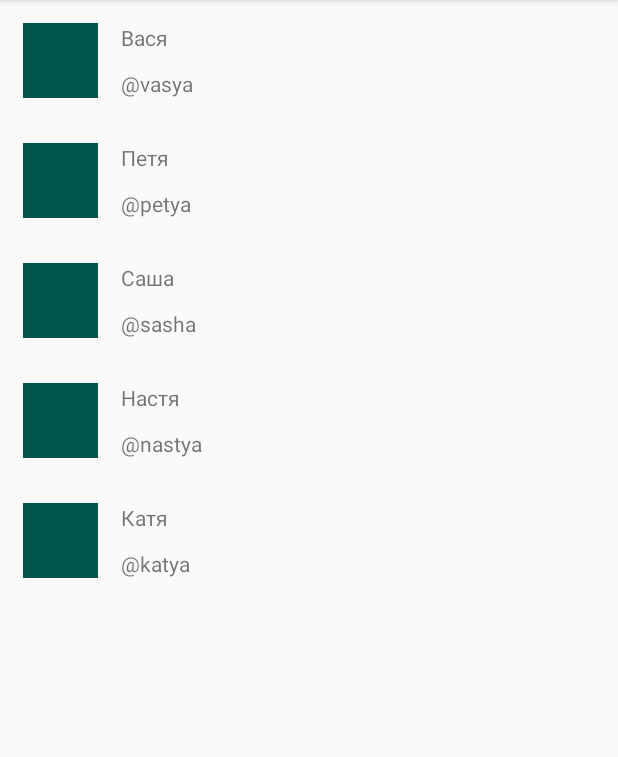
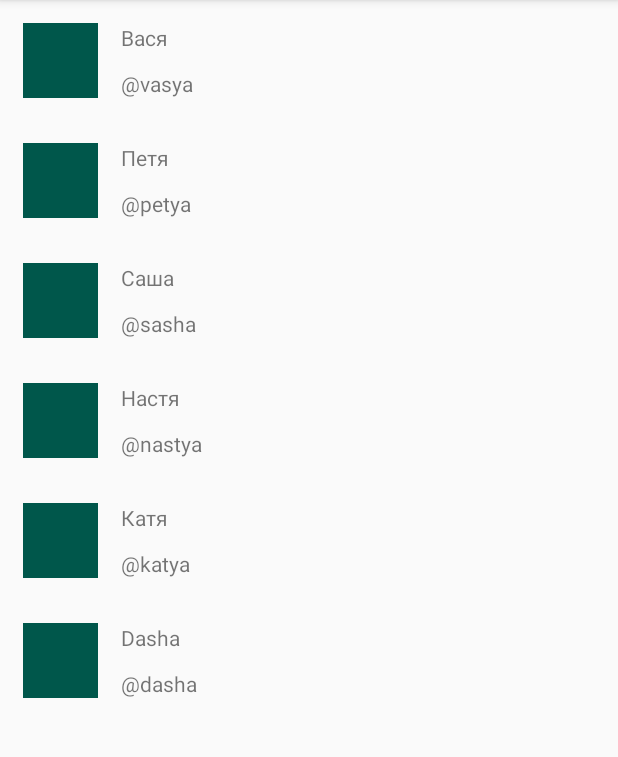
Before and after one commit to RailGabdullin/android3, an Android app: the screen it shows after launch (MainActivity), on a phone screen of 412 x 824 dp, the part 84-841 px from its top. Run offline under Robolectric (Android 15) with nearby library versions, the phone set to English and light mode, and no system bars; our stand-ins replace ButterKnife.

```diff
--- a/app/src/main/java/com/gabdullin/rail/mvptest/MainActivity.java
+++ b/app/src/main/java/com/gabdullin/rail/mvptest/MainActivity.java
@@ -23,6 +23,7 @@ public class MainActivity extends AppCompatActivity {
         users.add(new User(3, "Саша", "@sasha", "vc.ru", "vc.ru"));
         users.add(new User(4, "Настя", "@nastya", "vc.ru", "vc.ru"));
         users.add(new User(5, "Катя", "@katya", "vc.ru", "vc.ru"));
+        users.add(new User(6, "Dasha", "@dasha", "vc.ru", "vc.ru"));
         return users;
     }
 }
```
